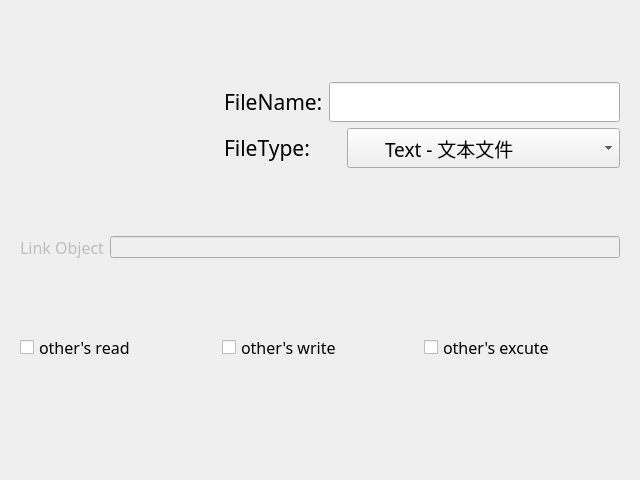
First picture: the form in dialog.ui, repository OoShawnoO/QtFileSystem, before the edit.
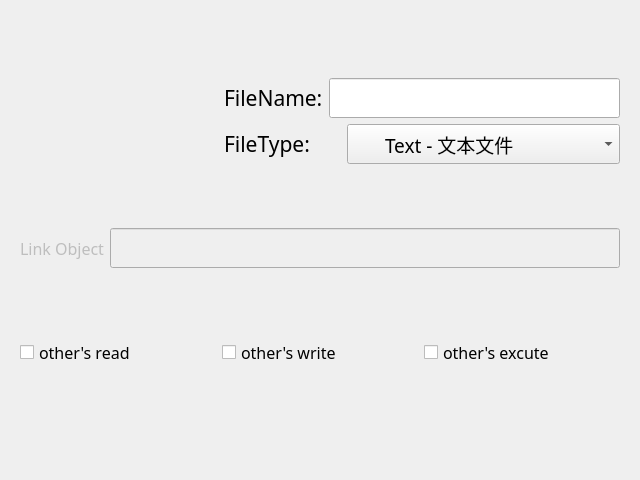
Second picture: the form after the edit. Icons and pictures are not drawn.

Commit message: 2022-10-10 from windows

```diff
--- a/dialog.ui
+++ b/dialog.ui
@@ -68,6 +68,7 @@
                 <property name="font">
                  <font>
                   <family>agave Nerd Font Mono</family>
+                  <pointsize>14</pointsize>
                  </font>
                 </property>
                 <property name="text">
@@ -164,6 +165,18 @@
             <property name="enabled">
              <bool>false</bool>
             </property>
+            <property name="minimumSize">
+             <size>
+              <width>0</width>
+              <height>40</height>
+             </size>
+            </property>
+            <property name="font">
+             <font>
+              <family>agave Nerd Font Mono</family>
+              <pointsize>16</pointsize>
+             </font>
+            </property>
            </widget>
           </item>
          </layout>
```
The commit also changes 5 other files.
